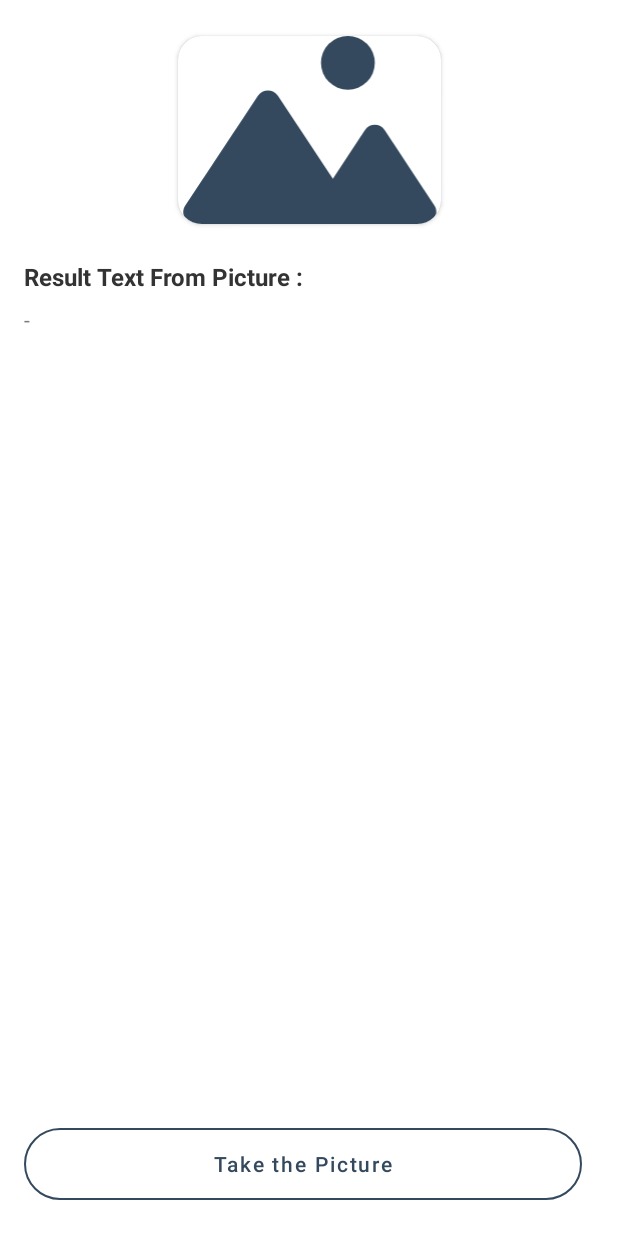
After one commit to antarezaghifary/PictToText, an Android app: the layout activity_add_pict_result.xml on its own in the app's theme, with its tools: preview values and no code run, on a phone screen of 412 x 824 dp. The commit adds this screen. Run offline under Robolectric (Android 15) with nearby library versions, the phone set to English and light mode, and no system bars.

Commit message:
init UI for Add pict and result

```diff
--- a/app/src/main/AndroidManifest.xml
+++ b/app/src/main/AndroidManifest.xml
@@ -15,14 +15,15 @@
         android:theme="@style/Theme.PictToText"
         tools:targetApi="31">
         <activity
-            android:name=".MainActivity"
-            android:exported="true">
+            android:name=".ui.AddPictResultActivity"
+            android:exported="true" >
             <intent-filter>
                 <action android:name="android.intent.action.MAIN" />
 
                 <category android:name="android.intent.category.LAUNCHER" />
             </intent-filter>
         </activity>
+
         <meta-data
             android:name="com.google.mlkit.vision.DEPENDENCIES"
             android:value="ocr" />
--- a/app/src/main/java/com/samrez/picttotext/MainActivity.kt
+++ /dev/null
@@ -1,11 +0,0 @@
-package com.samrez.picttotext
-
-import androidx.appcompat.app.AppCompatActivity
-import android.os.Bundle
-
-class MainActivity : AppCompatActivity() {
-    override fun onCreate(savedInstanceState: Bundle?) {
-        super.onCreate(savedInstanceState)
-        setContentView(R.layout.activity_main)
-    }
-}
--- /dev/null
+++ b/app/src/main/java/com/samrez/picttotext/ui/AddPictResultActivity.kt
@@ -0,0 +1,15 @@
+package com.samrez.picttotext.ui
+
+import androidx.appcompat.app.AppCompatActivity
+import android.os.Bundle
+import com.samrez.picttotext.R
+import com.samrez.picttotext.databinding.ActivityAddPictResultBinding
+
+class AddPictResultActivity : AppCompatActivity() {
+    private lateinit var binding: ActivityAddPictResultBinding
+    override fun onCreate(savedInstanceState: Bundle?) {
+        super.onCreate(savedInstanceState)
+        binding = ActivityAddPictResultBinding.inflate(layoutInflater)
+        setContentView(binding.root)
+    }
+}
--- /dev/null
+++ b/app/src/main/res/drawable/bg_btn_outlined.xml
@@ -0,0 +1,8 @@
+<?xml version="1.0" encoding="UTF-8"?>
+<shape xmlns:android="http://schemas.android.com/apk/res/android">
+    <stroke
+        android:width="1dp"
+        android:color="@color/primary_color" />
+
+    <corners android:radius="@dimen/margin_big" />
+</shape>
--- /dev/null
+++ b/app/src/main/res/drawable/bg_btn_primary.xml
@@ -0,0 +1,6 @@
+<?xml version="1.0" encoding="UTF-8"?>
+<shape xmlns:android="http://schemas.android.com/apk/res/android">
+    <solid android:color="@color/primary_color" />
+
+    <corners android:radius="@dimen/margin_big" />
+</shape>
--- /dev/null
+++ b/app/src/main/res/drawable/bg_rounded.xml
@@ -0,0 +1,9 @@
+<?xml version="1.0" encoding="utf-8"?>
+<shape xmlns:android="http://schemas.android.com/apk/res/android"
+    android:shape="rectangle">
+
+    <corners
+        android:radius="16dp"/>
+    <solid
+        android:color="#333333"/>
+</shape>
--- /dev/null
+++ b/app/src/main/res/drawable/ic_edit.xml
@@ -0,0 +1,10 @@
+<vector xmlns:android="http://schemas.android.com/apk/res/android"
+    android:width="24dp"
+    android:height="24dp"
+    android:tint="@color/white"
+    android:viewportWidth="24"
+    android:viewportHeight="24">
+    <path
+        android:fillColor="@android:color/white"
+        android:pathData="M3,17.25V21h3.75L17.81,9.94l-3.75,-3.75L3,17.25zM20.71,7.04c0.39,-0.39 0.39,-1.02 0,-1.41l-2.34,-2.34c-0.39,-0.39 -1.02,-0.39 -1.41,0l-1.83,1.83 3.75,3.75 1.83,-1.83z" />
+</vector>
--- /dev/null
+++ b/app/src/main/res/drawable/ic_empty_image.xml
@@ -0,0 +1,15 @@
+<vector xmlns:android="http://schemas.android.com/apk/res/android"
+    android:width="183dp"
+    android:height="126dp"
+    android:viewportWidth="183"
+    android:viewportHeight="126">
+    <path
+        android:fillColor="@color/primary_color"
+        android:pathData="M56.828,40.087C59.991,35.305 67.009,35.305 70.172,40.087L118.789,113.586C122.307,118.905 118.493,126 112.117,126H14.883C8.507,126 4.693,118.905 8.211,113.586L56.828,40.087Z" />
+    <path
+        android:fillColor="@color/primary_color"
+        android:pathData="M128.316,63.166C131.476,58.36 138.524,58.36 141.684,63.166L174.85,113.605C178.348,118.924 174.532,126 168.165,126H101.835C95.468,126 91.652,118.924 95.15,113.605L128.316,63.166Z" />
+    <path
+        android:fillColor="@color/primary_color"
+        android:pathData="M117,18m-18,0a18,18 0,1 1,36 0a18,18 0,1 1,-36 0" />
+</vector>
--- /dev/null
+++ b/app/src/main/res/layout/activity_add_pict_result.xml
@@ -0,0 +1,115 @@
+<?xml version="1.0" encoding="utf-8"?>
+<androidx.constraintlayout.widget.ConstraintLayout xmlns:android="http://schemas.android.com/apk/res/android"
+    xmlns:app="http://schemas.android.com/apk/res-auto"
+    xmlns:tools="http://schemas.android.com/tools"
+    android:layout_width="match_parent"
+    android:layout_height="match_parent"
+    tools:context=".ui.AddPictResultActivity">
+
+    <androidx.cardview.widget.CardView
+        android:id="@+id/cv_iv_capture"
+        android:layout_width="175dp"
+        android:layout_height="125dp"
+        android:layout_marginHorizontal="@dimen/margin_normal"
+        android:layout_marginTop="@dimen/margin_big"
+        android:background="@drawable/bg_rounded"
+        app:cardCornerRadius="16dp"
+        app:layout_constraintEnd_toEndOf="parent"
+        app:layout_constraintStart_toStartOf="parent"
+        app:layout_constraintTop_toTopOf="parent">
+
+        <ImageView
+            android:id="@+id/iv_capture"
+            android:layout_width="wrap_content"
+            android:layout_height="wrap_content"
+            android:scaleType="centerCrop"
+            android:src="@drawable/ic_empty_image"
+            app:layout_constraintEnd_toEndOf="parent"
+            app:layout_constraintStart_toStartOf="parent"
+            app:layout_constraintTop_toTopOf="parent" />
+    </androidx.cardview.widget.CardView>
+
+    <TextView
+        android:id="@+id/tv_title_result_capture"
+        android:layout_width="wrap_content"
+        android:layout_height="wrap_content"
+        android:layout_marginHorizontal="@dimen/margin_normal"
+        android:layout_marginTop="24dp"
+        android:text="@string/result_text_from_picture"
+        android:textColor="@color/text_color"
+        android:textSize="16sp"
+        android:textStyle="bold"
+        app:layout_constraintStart_toStartOf="parent"
+        app:layout_constraintTop_toBottomOf="@id/cv_iv_capture" />
+
+    <TextView
+        android:id="@+id/tv_result_capture"
+        android:layout_width="match_parent"
+        android:layout_height="0dp"
+        android:layout_marginHorizontal="@dimen/margin_normal"
+        android:layout_marginTop="@dimen/margin_small"
+        android:layout_marginBottom="@dimen/margin_normal"
+        android:text="-"
+        android:textColor="@color/text_color_secondary"
+        app:layout_constraintBottom_toTopOf="@id/ll_bottom"
+        app:layout_constraintEnd_toEndOf="parent"
+        app:layout_constraintStart_toStartOf="parent"
+        app:layout_constraintTop_toBottomOf="@id/tv_title_result_capture" />
+
+    <LinearLayout
+        android:id="@+id/ll_bottom"
+        android:layout_width="match_parent"
+        android:layout_height="wrap_content"
+        android:layout_marginHorizontal="@dimen/margin_normal"
+        android:layout_marginBottom="@dimen/margin_big"
+        android:orientation="horizontal"
+        app:layout_constraintBottom_toBottomOf="parent"
+        app:layout_constraintEnd_toEndOf="parent"
+        app:layout_constraintStart_toStartOf="parent">
+
+        <ImageButton
+            android:id="@+id/btn_edit_result"
+            android:layout_width="wrap_content"
+            android:layout_height="wrap_content"
+            android:layout_gravity="center_vertical"
+            android:layout_marginEnd="@dimen/margin_normal"
+            android:background="@drawable/bg_btn_outlined"
+            android:padding="@dimen/margin_small"
+            android:src="@drawable/ic_edit"
+            android:textColor="@color/primary_color"
+            android:visibility="gone"
+            app:layout_constraintBottom_toBottomOf="@id/tv_title_result_capture"
+            app:layout_constraintEnd_toEndOf="parent"
+            app:layout_constraintTop_toTopOf="@id/tv_title_result_capture"
+            app:tint="@color/primary_color" />
+
+        <Button
+            android:id="@+id/btn_take_picture"
+            android:layout_width="match_parent"
+            android:layout_height="wrap_content"
+            android:layout_gravity="center_vertical"
+            android:layout_marginEnd="@dimen/margin_small"
+            android:layout_weight="1"
+            android:background="@drawable/bg_btn_outlined"
+            android:stateListAnimator="@null"
+            android:text="@string/take_the_picture"
+            android:textAllCaps="false"
+            android:textColor="@color/primary_color"
+            app:backgroundTint="@null" />
+
+        <Button
+            android:id="@+id/btn_upload_result"
+            android:layout_width="match_parent"
+            android:layout_height="wrap_content"
+            android:layout_gravity="center_vertical"
+            android:layout_marginStart="@dimen/margin_small"
+            android:layout_weight="1"
+            android:background="@drawable/bg_btn_primary"
+            android:stateListAnimator="@null"
+            android:text="@string/upload_the_result"
+            android:textAllCaps="false"
+            android:visibility="gone"
+            app:backgroundTint="@null" />
+    </LinearLayout>
+
+</androidx.constraintlayout.widget.ConstraintLayout>
--- a/app/src/main/res/layout/activity_main.xml
+++ /dev/null
@@ -1,18 +0,0 @@
-<?xml version="1.0" encoding="utf-8"?>
-<androidx.constraintlayout.widget.ConstraintLayout xmlns:android="http://schemas.android.com/apk/res/android"
-    xmlns:app="http://schemas.android.com/apk/res-auto"
-    xmlns:tools="http://schemas.android.com/tools"
-    android:layout_width="match_parent"
-    android:layout_height="match_parent"
-    tools:context=".MainActivity">
-
-    <TextView
-        android:layout_width="wrap_content"
-        android:layout_height="wrap_content"
-        android:text="Hello World!"
-        app:layout_constraintBottom_toBottomOf="parent"
-        app:layout_constraintEnd_toEndOf="parent"
-        app:layout_constraintStart_toStartOf="parent"
-        app:layout_constraintTop_toTopOf="parent" />
-
-</androidx.constraintlayout.widget.ConstraintLayout>
--- a/app/src/main/res/values/strings.xml
+++ b/app/src/main/res/values/strings.xml
@@ -2,6 +2,7 @@
     <string name="app_name">PictToText</string>
     <string name="result_text_from_picture">Result Text From Picture :</string>
     <string name="take_the_picture">Take the Picture</string>
+    <string name="upload_the_result">Upload the result</string>
 
     <string name="lorem_ipsum">Lorem ipsum dolor sit amet, consectetur adipiscing elit. Suspendisse quis egestas elit. Morbi convallis orci at nisi fermentum condimentum. Pellentesque ut ex urna. Aliquam maximus aliquam quam, id pulvinar erat sollicitudin vitae. Praesent ac malesuada dolor. Morbi a laoreet augue. Mauris velit risus, suscipit in finibus a, sollicitudin quis turpis. Maecenas ut lorem vel nisl faucibus congue aliquet ut magna. Maecenas sollicitudin, neque in placerat porta, est massa scelerisque urna, eu vehicula velit purus at libero. Ut sed leo ac nisi dapibus sagittis et sed mauris. Phasellus ut erat vitae metus hendrerit accumsan at ac velit. Fusce sed augue pharetra, mattis sapien a, mattis dolor. Vestibulum est lectus, venenatis ut magna eget, rhoncus varius nisi.</string>
 </resources>
```
